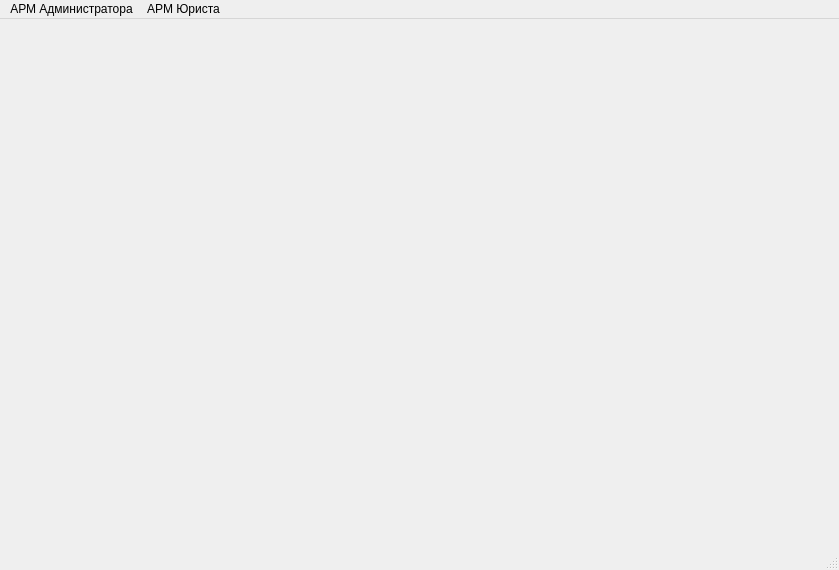
First picture: the form in ARMInspectorGUI/MainWindow.ui, repository sid1980/ARMInspector, before the edit.
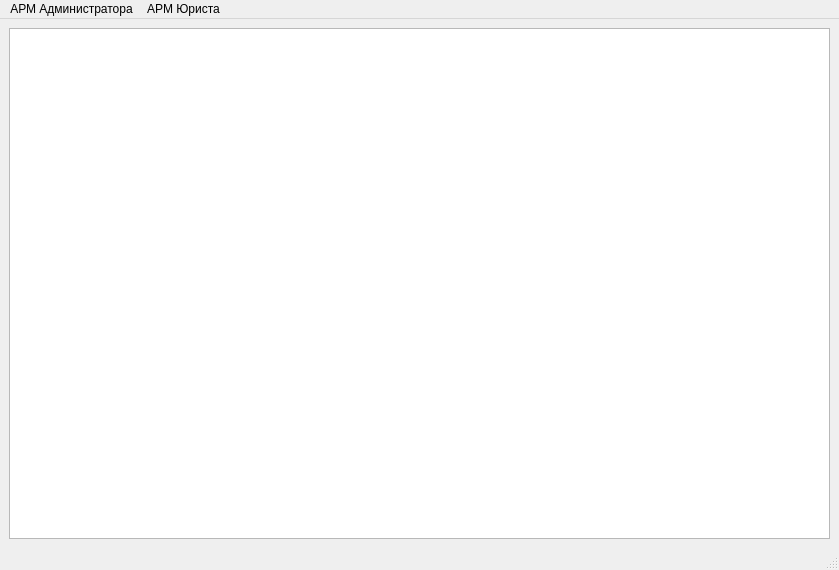
Second picture: the form after the edit. Icons and pictures are not drawn.

```diff
--- a/ARMInspectorGUI/MainWindow.ui
+++ b/ARMInspectorGUI/MainWindow.ui
@@ -19,7 +19,13 @@
   <property name="autoFillBackground">
    <bool>true</bool>
   </property>
-  <widget class="QWidget" name="centralwidget"/>
+  <widget class="QWidget" name="centralwidget">
+   <layout class="QGridLayout" name="gridLayout">
+    <item row="0" column="0">
+     <widget class="QTableView" name="tableView"/>
+    </item>
+   </layout>
+  </widget>
   <widget class="QMenuBar" name="menubar">
    <property name="geometry">
     <rect>
```
